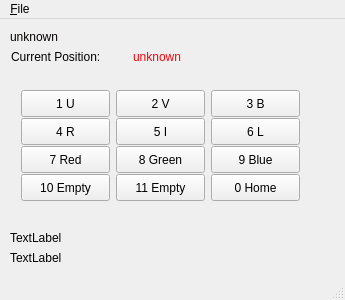
First picture: the form in mainwindow.ui, repository xyficu/flifilterwheelqt, before the edit.
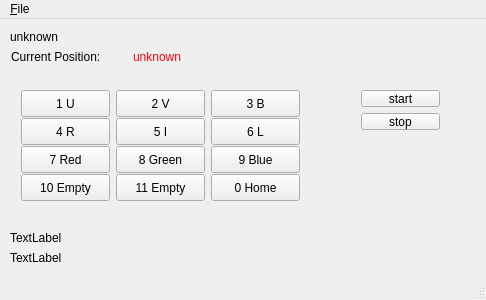
Second picture: the form after the edit.

Patch:
```diff
--- a/mainwindow.ui
+++ b/mainwindow.ui
@@ -6,7 +6,7 @@
    <rect>
     <x>0</x>
     <y>0</y>
-    <width>345</width>
+    <width>486</width>
     <height>300</height>
    </rect>
   </property>
@@ -455,6 +455,32 @@
      </item>
     </layout>
    </widget>
+   <widget class="QWidget" name="">
+    <property name="geometry">
+     <rect>
+      <x>350</x>
+      <y>60</y>
+      <width>101</width>
+      <height>62</height>
+     </rect>
+    </property>
+    <layout class="QVBoxLayout" name="verticalLayout">
+     <item>
+      <widget class="QPushButton" name="startButton">
+       <property name="text">
+        <string>start</string>
+       </property>
+      </widget>
+     </item>
+     <item>
+      <widget class="QPushButton" name="stopButton">
+       <property name="text">
+        <string>stop</string>
+       </property>
+      </widget>
+     </item>
+    </layout>
+   </widget>
    <zorder>layoutWidget</zorder>
    <zorder>label</zorder>
    <zorder>labelFLI</zorder>
@@ -467,7 +493,7 @@
     <rect>
      <x>0</x>
      <y>0</y>
-     <width>345</width>
+     <width>486</width>
      <height>25</height>
     </rect>
    </property>
```
Left out of the diff: 2 changed lines with no effect on the pictures.
